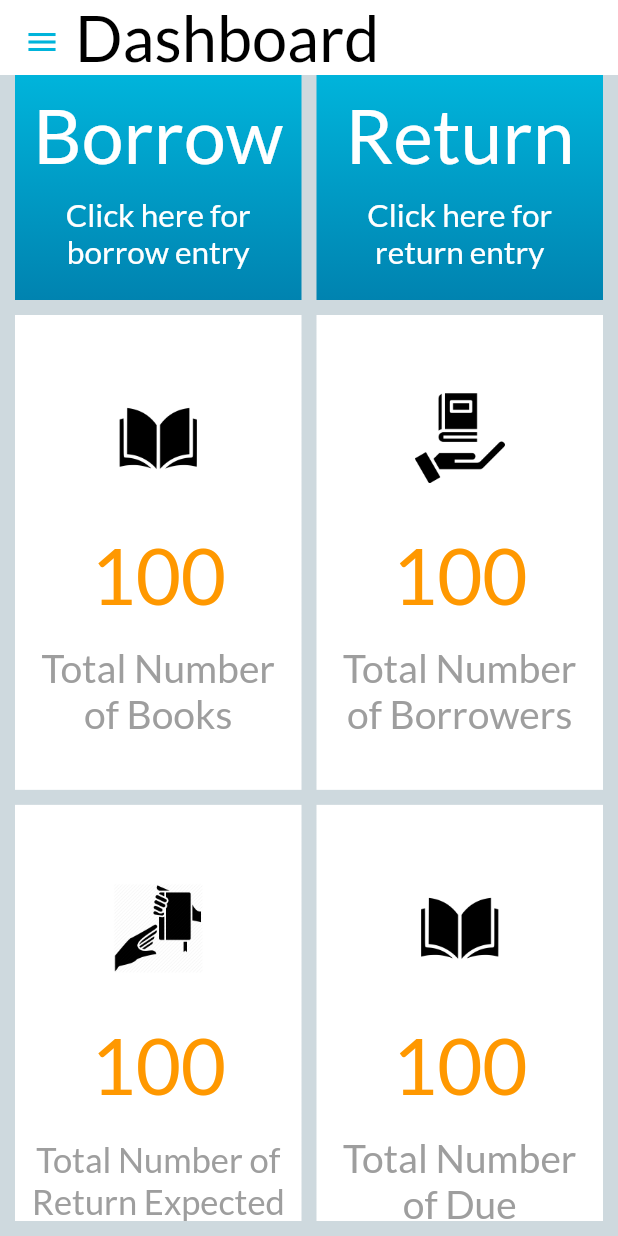
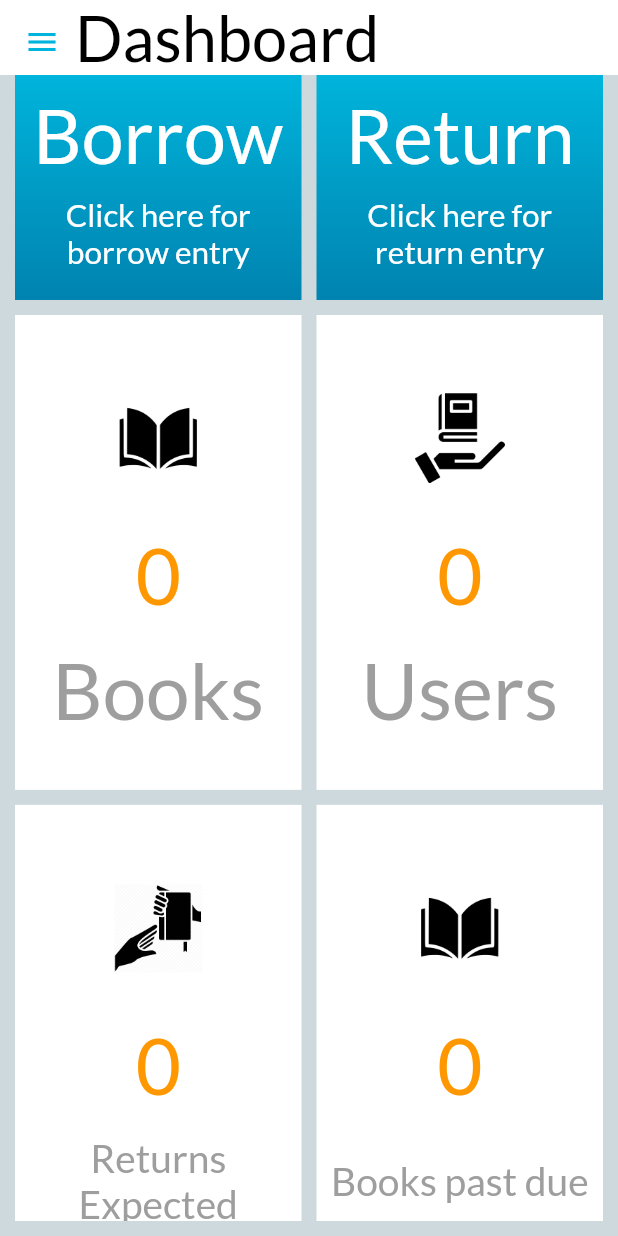
Before and after one commit to balasubramanian1612s/library-management-system, a Flutter app: the AdminHomeScreen screen opened directly, on a phone screen of 412 x 824 dp. Run offline on Flutter 3.47's test engine with Material 2 defaults, Android fonts, the light colour scheme and no system bars; drawn by our look-alikes of auto_size_text; our stand-ins replace cloud_firestore, firebase_core, google_fonts, hive, hive_flutter, shared_preferences; missing offline and left inert: dart:html; accounts and stored records are empty.

Commit message:
added dynamic stuff

```diff
--- a/lms/lib/view/admin/admin_borrow.dart
+++ b/lms/lib/view/admin/admin_borrow.dart
@@ -255,8 +255,7 @@ class _AdminBorrowState extends State<AdminBorrow> {
       rollnoController.clear();
     });
     Scaffold.of(context).showSnackBar(SnackBar(
-      content: Text(
-          'Ledger has been updated successfully. You can check in Borrow Ledger.'),
+      content: Text('Borrow successful. Ledger updated.'),
       backgroundColor: Colors.green,
     ));
     Provider.of<SideBarMenuModel>(context, listen: false).change(0);
--- a/lms/lib/view/admin/admin_dashboard.dart
+++ b/lms/lib/view/admin/admin_dashboard.dart
@@ -1,6 +1,10 @@
 import 'package:auto_size_text/auto_size_text.dart';
 import 'package:flutter/material.dart';
+import 'package:hive/hive.dart';
 import 'package:lms/main.dart';
+import 'package:lms/model/hive/book_model.dart';
+import 'package:lms/model/hive/return_model.dart';
+import 'package:lms/model/hive/borrow_model.dart';
 import 'package:lms/model/side_bar_menu_model.dart';
 import 'package:lms/util/responsive.dart';
 import 'package:lms/view/admin/widgets/dashboard_item.dart';
@@ -16,38 +20,20 @@ class AdminDashboard extends StatefulWidget {
 }
 
 class _AdminDashboardState extends State<AdminDashboard> {
-  List<DItem> items = [
-    DItem(
-        title: '100',
-        subtitle: 'Total Number of Books',
-        onclick: () {},
-        image: 'assets/book.png',
-        color: Colors.white),
-    DItem(
-        title: '100',
-        subtitle: 'Total Number of Borrowers',
-        onclick: () {},
-        image: 'assets/borrow.png',
-        color: Colors.white),
-    DItem(
-        title: '100',
-        subtitle: 'Total Number of Return Expected',
-        onclick: () {},
-        image: 'assets/return.png',
-        color: Colors.white),
-    DItem(
-        title: '100',
-        subtitle: 'Total Number of Due',
-        onclick: () {},
-        image: 'assets/book.png',
-        color: Colors.white),
-    DItem(
-        title: '100',
-        subtitle: 'Total Number of Research Scholar Borrowed',
-        onclick: () {},
-        image: 'assets/book.png',
-        color: Colors.white)
-  ];
+  Box<BookModel>? booksDB;
+  Box<BorrowedBookModel>? borrowDB;
+  Box<ReturnBookModel>? returnDB;
+
+  List<DItem> items = [];
+
+  @override
+  void initState() {
+    booksDB = Hive.box<BookModel>('books');
+    borrowDB = Hive.box<BorrowedBookModel>('borrow');
+    returnDB = Hive.box<ReturnBookModel>('return');
+    super.initState();
+  }
+
   @override
   Widget build(BuildContext context) {
     var _crossAxisSpacing = 50;
@@ -64,6 +50,51 @@ class _AdminDashboardState extends State<AdminDashboard> {
             _crossAxisCount3;
     var cellHeight3 = 300;
     var _aspectRatio3 = _width3 / cellHeight3;
+
+    List<String> users = [];
+    int dueCount = 0;
+
+    borrowDB!.values.forEach((brwBook) {
+      if (!users.contains(brwBook.rollNumber)) {
+        users.add(brwBook.rollNumber!);
+      }
+      if (DateTime.now().isAfter(brwBook.dueDate!)) {
+        dueCount++;
+      }
+    });
+
+    items = [
+      DItem(
+          title: booksDB!.length.toString(),
+          subtitle: 'Books',
+          onclick: () {},
+          image: 'assets/book.png',
+          color: Colors.white),
+      DItem(
+          title: users.length.toString(),
+          subtitle: 'Users',
+          onclick: () {},
+          image: 'assets/borrow.png',
+          color: Colors.white),
+      DItem(
+          title: borrowDB!.length.toString(),
+          subtitle: 'Returns Expected',
+          onclick: () {},
+          image: 'assets/return.png',
+          color: Colors.white),
+      DItem(
+          title: dueCount.toString(),
+          subtitle: 'Books past due',
+          onclick: () {},
+          image: 'assets/book.png',
+          color: Colors.white),
+      DItem(
+          title: returnDB!.length.toString(),
+          subtitle: 'Returns recorded',
+          onclick: () {},
+          image: 'assets/return.png',
+          color: Colors.white)
+    ];
 
     double height = MediaQuery.of(context).size.height;
     double width = MediaQuery.of(context).size.width;
--- a/lms/lib/view/admin/admin_return.dart
+++ b/lms/lib/view/admin/admin_return.dart
@@ -436,14 +436,14 @@ class _AdminReturnState extends State<AdminReturn> {
                                     });
                                     Scaffold.of(context).showSnackBar(SnackBar(
                                       content: Text(
-                                          'Ledger has been updated successfully. You can check in Return Ledger.'),
+                                          'Return successful. Ledger updated.'),
                                       backgroundColor: Colors.green,
                                     ));
                                     Provider.of<SideBarMenuModel>(context,
                                             listen: false)
                                         .change(0);
                                   },
-                                  child: Text('Returned, Submit!'),
+                                  child: Text('Return'),
                                 ),
                               ),
                             ),
```
